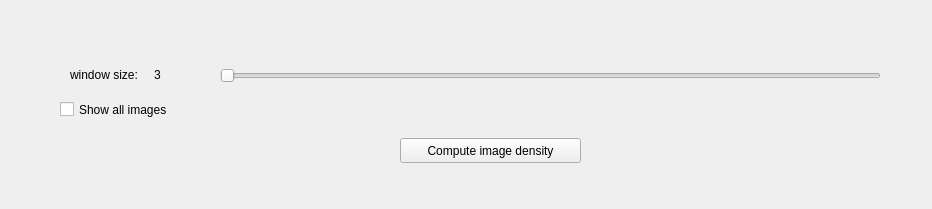
The window that src/gui/densitywindow.ui (borisbordeaux/Auto_Frac) describes before a commit, drawn with Qt 5.
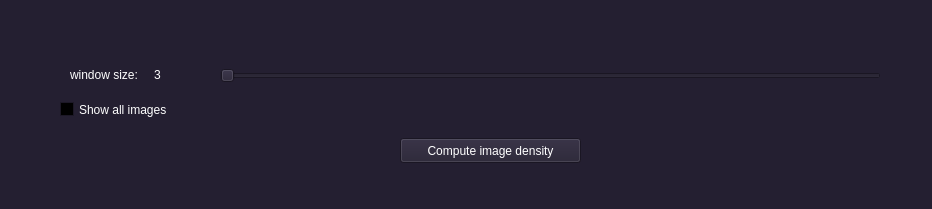
The same window after the commit.

Commit message: Added Auto Sub 2D Window

Diff of the .ui file:
```diff
--- a/src/gui/densitywindow.ui
+++ b/src/gui/densitywindow.ui
@@ -10,6 +10,448 @@
     <height>209</height>
    </rect>
   </property>
+  <property name="palette">
+   <palette>
+    <active>
+     <colorrole role="WindowText">
+      <brush brushstyle="SolidPattern">
+       <color alpha="255">
+        <red>255</red>
+        <green>255</green>
+        <blue>255</blue>
+       </color>
+      </brush>
+     </colorrole>
+     <colorrole role="Button">
+      <brush brushstyle="SolidPattern">
+       <color alpha="255">
+        <red>36</red>
+        <green>31</green>
+        <blue>49</blue>
+       </color>
+      </brush>
+     </colorrole>
+     <colorrole role="Light">
+      <brush brushstyle="SolidPattern">
+       <color alpha="255">
+        <red>54</red>
+        <green>46</green>
+        <blue>73</blue>
+       </color>
+      </brush>
+     </colorrole>
+     <colorrole role="Midlight">
+      <brush brushstyle="SolidPattern">
+       <color alpha="255">
+        <red>45</red>
+        <green>38</green>
+        <blue>61</blue>
+       </color>
+      </brush>
+     </colorrole>
+     <colorrole role="Dark">
+      <brush brushstyle="SolidPattern">
+       <color alpha="255">
+        <red>18</red>
+        <green>15</green>
+        <blue>24</blue>
+       </color>
+      </brush>
+     </colorrole>
+     <colorrole role="Mid">
+      <brush brushstyle="SolidPattern">
+       <color alpha="255">
+        <red>24</red>
+        <green>21</green>
+        <blue>33</blue>
+       </color>
+      </brush>
+     </colorrole>
+     <colorrole role="Text">
+      <brush brushstyle="SolidPattern">
+       <color alpha="255">
+        <red>255</red>
+        <green>255</green>
+        <blue>255</blue>
+       </color>
+      </brush>
+     </colorrole>
+     <colorrole role="BrightText">
+      <brush brushstyle="SolidPattern">
+       <color alpha="255">
+        <red>255</red>
+        <green>255</green>
+        <blue>255</blue>
+       </color>
+      </brush>
+     </colorrole>
+     <colorrole role="ButtonText">
+      <brush brushstyle="SolidPattern">
+       <color alpha="255">
+        <red>255</red>
+        <green>255</green>
+        <blue>255</blue>
+       </color>
+      </brush>
+     </colorrole>
+     <colorrole role="Base">
+      <brush brushstyle="SolidPattern">
+       <color alpha="255">
+        <red>0</red>
+        <green>0</green>
+        <blue>0</blue>
+       </color>
+      </brush>
+     </colorrole>
+     <colorrole role="Window">
+      <brush brushstyle="SolidPattern">
+       <color alpha="255">
+        <red>36</red>
+        <green>31</green>
+        <blue>49</blue>
+       </color>
+      </brush>
+     </colorrole>
+     <colorrole role="Shadow">
+      <brush brushstyle="SolidPattern">
+       <color alpha="255">
+        <red>0</red>
+        <green>0</green>
+        <blue>0</blue>
+       </color>
+      </brush>
+     </colorrole>
+     <colorrole role="AlternateBase">
+      <brush brushstyle="SolidPattern">
+       <color alpha="255">
+        <red>18</red>
+        <green>15</green>
+        <blue>24</blue>
+       </color>
+      </brush>
+     </colorrole>
+     <colorrole role="ToolTipBase">
+      <brush brushstyle="SolidPattern">
+       <color alpha="255">
+        <red>255</red>
+        <green>255</green>
+        <blue>220</blue>
+       </color>
+      </brush>
+     </colorrole>
+     <colorrole role="ToolTipText">
+      <brush brushstyle="SolidPattern">
+       <color alpha="255">
+        <red>0</red>
+        <green>0</green>
+        <blue>0</blue>
+       </color>
+      </brush>
+     </colorrole>
+     <colorrole role="PlaceholderText">
+      <brush brushstyle="SolidPattern">
+       <color alpha="127">
+        <red>255</red>
+        <green>255</green>
+        <blue>255</blue>
+       </color>
+      </brush>
+     </colorrole>
+    </active>
+    <inactive>
+     <colorrole role="WindowText">
+      <brush brushstyle="SolidPattern">
+       <color alpha="255">
+        <red>255</red>
+        <green>255</green>
+        <blue>255</blue>
+       </color>
+      </brush>
+     </colorrole>
+     <colorrole role="Button">
+      <brush brushstyle="SolidPattern">
+       <color alpha="255">
+        <red>36</red>
+        <green>31</green>
+        <blue>49</blue>
+       </color>
+      </brush>
+     </colorrole>
+     <colorrole role="Light">
+      <brush brushstyle="SolidPattern">
+       <color alpha="255">
+        <red>54</red>
+        <green>46</green>
+        <blue>73</blue>
+       </color>
+      </brush>
+     </colorrole>
+     <colorrole role="Midlight">
+      <brush brushstyle="SolidPattern">
+       <color alpha="255">
+        <red>45</red>
+        <green>38</green>
+        <blue>61</blue>
+       </color>
+      </brush>
+     </colorrole>
+     <colorrole role="Dark">
+      <brush brushstyle="SolidPattern">
+       <color alpha="255">
+        <red>18</red>
+        <green>15</green>
+        <blue>24</blue>
+       </color>
+      </brush>
+     </colorrole>
+     <colorrole role="Mid">
+      <brush brushstyle="SolidPattern">
+       <color alpha="255">
+        <red>24</red>
+        <green>21</green>
+        <blue>33</blue>
+       </color>
+      </brush>
+     </colorrole>
+     <colorrole role="Text">
+      <brush brushstyle="SolidPattern">
+       <color alpha="255">
+        <red>255</red>
+        <green>255</green>
+        <blue>255</blue>
+       </color>
+      </brush>
+     </colorrole>
+     <colorrole role="BrightText">
+      <brush brushstyle="SolidPattern">
+       <color alpha="255">
+        <red>255</red>
+        <green>255</green>
+        <blue>255</blue>
+       </color>
+      </brush>
+     </colorrole>
+     <colorrole role="ButtonText">
+      <brush brushstyle="SolidPattern">
+       <color alpha="255">
+        <red>255</red>
+        <green>255</green>
+        <blue>255</blue>
+       </color>
+      </brush>
+     </colorrole>
+     <colorrole role="Base">
+      <brush brushstyle="SolidPattern">
+       <color alpha="255">
+        <red>0</red>
+        <green>0</green>
+        <blue>0</blue>
+       </color>
+      </brush>
+     </colorrole>
+     <colorrole role="Window">
+      <brush brushstyle="SolidPattern">
+       <color alpha="255">
+        <red>36</red>
+        <green>31</green>
+        <blue>49</blue>
+       </color>
+      </brush>
+     </colorrole>
+     <colorrole role="Shadow">
+      <brush brushstyle="SolidPattern">
+       <color alpha="255">
+        <red>0</red>
+        <green>0</green>
+        <blue>0</blue>
+       </color>
+      </brush>
+     </colorrole>
+     <colorrole role="AlternateBase">
+      <brush brushstyle="SolidPattern">
+       <color alpha="255">
+        <red>18</red>
+        <green>15</green>
+        <blue>24</blue>
+       </color>
+      </brush>
+     </colorrole>
+     <colorrole role="ToolTipBase">
+      <brush brushstyle="SolidPattern">
+       <color alpha="255">
+        <red>255</red>
+        <green>255</green>
+        <blue>220</blue>
+       </color>
+      </brush>
+     </colorrole>
+     <colorrole role="ToolTipText">
+      <brush brushstyle="SolidPattern">
+       <color alpha="255">
+        <red>0</red>
+        <green>0</green>
+        <blue>0</blue>
+       </color>
+      </brush>
+     </colorrole>
+     <colorrole role="PlaceholderText">
+      <brush brushstyle="SolidPattern">
+       <color alpha="127">
+        <red>255</red>
+        <green>255</green>
+        <blue>255</blue>
+       </color>
+      </brush>
+     </colorrole>
+    </inactive>
+    <disabled>
+     <colorrole role="WindowText">
+      <brush brushstyle="SolidPattern">
+       <color alpha="255">
+        <red>18</red>
+        <green>15</green>
+        <blue>24</blue>
+       </color>
+      </brush>
+     </colorrole>
+     <colorrole role="Button">
+      <brush brushstyle="SolidPattern">
+       <color alpha="255">
+        <red>36</red>
+        <green>31</green>
+        <blue>49</blue>
+       </color>
+      </brush>
+     </colorrole>
+     <colorrole role="Light">
+      <brush brushstyle="SolidPattern">
+       <color alpha="255">
+        <red>54</red>
+        <green>46</green>
+        <blue>73</blue>
+       </color>
+      </brush>
+     </colorrole>
+     <colorrole role="Midlight">
+      <brush brushstyle="SolidPattern">
+       <color alpha="255">
+        <red>45</red>
+        <green>38</green>
+        <blue>61</blue>
+       </color>
+      </brush>
+     </colorrole>
+     <colorrole role="Dark">
+      <brush brushstyle="SolidPattern">
+       <color alpha="255">
+        <red>18</red>
+        <green>15</green>
+        <blue>24</blue>
+       </color>
+      </brush>
+     </colorrole>
+     <colorrole role="Mid">
+      <brush brushstyle="SolidPattern">
+       <color alpha="255">
+        <red>24</red>
+        <green>21</green>
+        <blue>33</blue>
+       </color>
+      </brush>
+     </colorrole>
+     <colorrole role="Text">
+      <brush brushstyle="SolidPattern">
+       <color alpha="255">
+        <red>18</red>
+        <green>15</green>
+        <blue>24</blue>
+       </color>
+      </brush>
+     </colorrole>
+     <colorrole role="BrightText">
+      <brush brushstyle="SolidPattern">
+       <color alpha="255">
+        <red>255</red>
+        <green>255</green>
+        <blue>255</blue>
+       </color>
+      </brush>
+     </colorrole>
+     <colorrole role="ButtonText">
+      <brush brushstyle="SolidPattern">
+       <color alpha="255">
+        <red>18</red>
+        <green>15</green>
+        <blue>24</blue>
+       </color>
+      </brush>
+     </colorrole>
+     <colorrole role="Base">
+      <brush brushstyle="SolidPattern">
+       <color alpha="255">
+        <red>36</red>
+        <green>31</green>
+        <blue>49</blue>
+       </color>
+      </brush>
+     </colorrole>
+     <colorrole role="Window">
+      <brush brushstyle="SolidPattern">
+       <color alpha="255">
+        <red>36</red>
+        <green>31</green>
+        <blue>49</blue>
+       </color>
+      </brush>
+     </colorrole>
+     <colorrole role="Shadow">
+      <brush brushstyle="SolidPattern">
+       <color alpha="255">
+        <red>0</red>
+        <green>0</green>
+        <blue>0</blue>
+       </color>
+      </brush>
+     </colorrole>
+     <colorrole role="AlternateBase">
+      <brush brushstyle="SolidPattern">
+       <color alpha="255">
+        <red>36</red>
+        <green>31</green>
+        <blue>49</blue>
+       </color>
+      </brush>
+     </colorrole>
+     <colorrole role="ToolTipBase">
+      <brush brushstyle="SolidPattern">
+       <color alpha="255">
+        <red>255</red>
+        <green>255</green>
+        <blue>220</blue>
+       </color>
+      </brush>
+     </colorrole>
+     <colorrole role="ToolTipText">
+      <brush brushstyle="SolidPattern">
+       <color alpha="255">
+        <red>0</red>
+        <green>0</green>
+        <blue>0</blue>
+       </color>
+      </brush>
+     </colorrole>
+     <colorrole role="PlaceholderText">
+      <brush brushstyle="SolidPattern">
+       <color alpha="127">
+        <red>18</red>
+        <green>15</green>
+        <blue>24</blue>
+       </color>
+      </brush>
+     </colorrole>
+    </disabled>
+   </palette>
+  </property>
   <property name="windowTitle">
    <string>DensityWindow</string>
   </property>
```
The commit also changes 9 other files.
